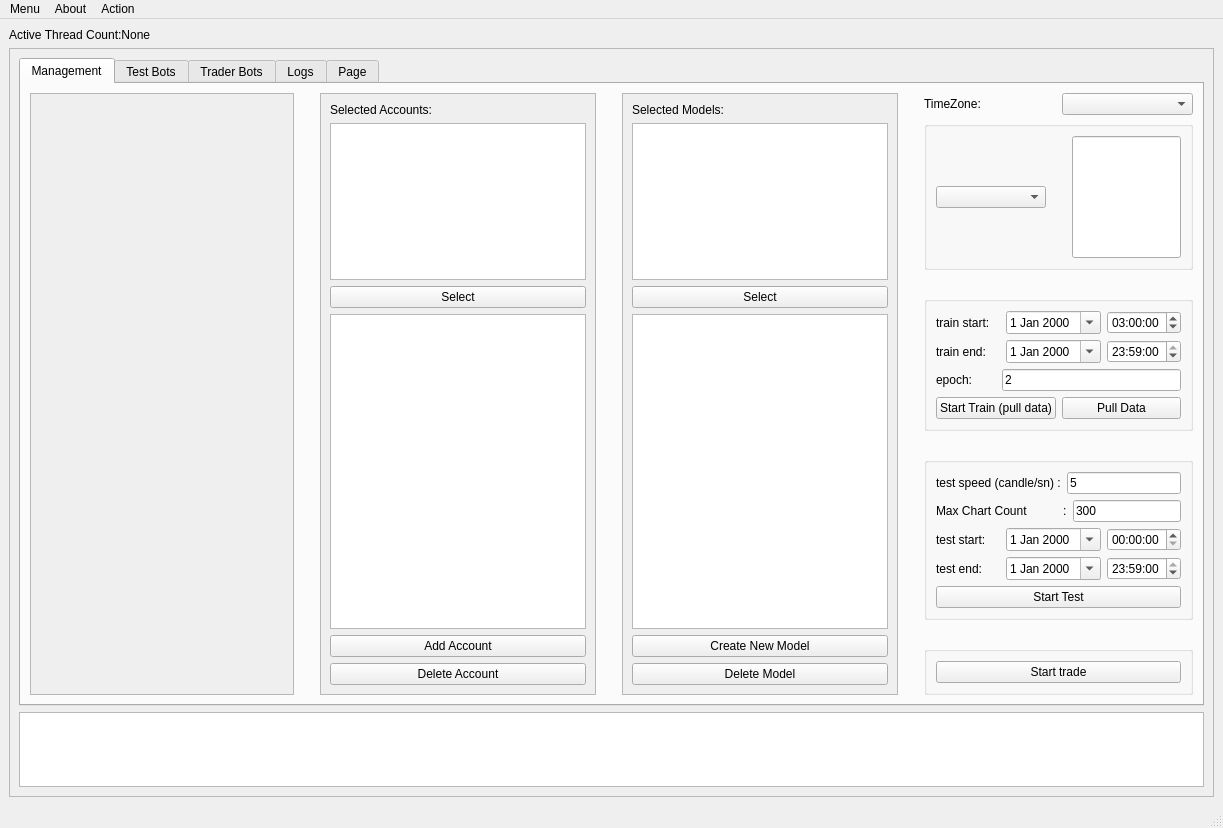
Before: the Qt Designer form src/view/ui/MainWindow.ui in onur-sahin/BinanceTradeCpp, drawn with Qt 5.
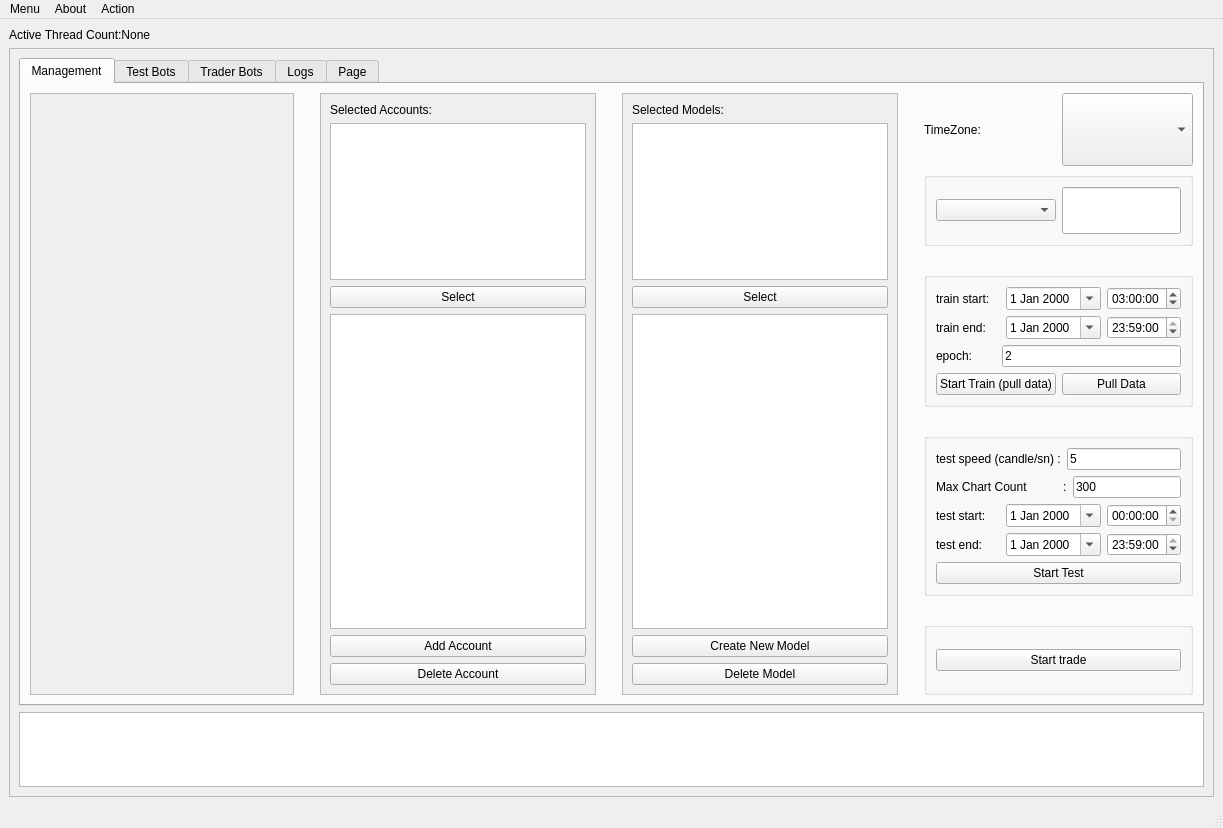
After: the same form once the commit is applied.

Patch:
```diff
--- a/src/view/ui/MainWindow.ui
+++ b/src/view/ui/MainWindow.ui
@@ -302,19 +302,6 @@
                        </property>
                       </widget>
                      </item>
-                     <item>
-                      <spacer name="verticalSpacer_4">
-                       <property name="orientation">
-                        <enum>Qt::Orientation::Vertical</enum>
-                       </property>
-                       <property name="sizeHint" stdset="0">
-                        <size>
-                         <width>20</width>
-                         <height>40</height>
-                        </size>
-                       </property>
-                      </spacer>
-                     </item>
                      <item>
                       <widget class="QLineEdit" name="search_line">
                        <property name="sizePolicy">
```
